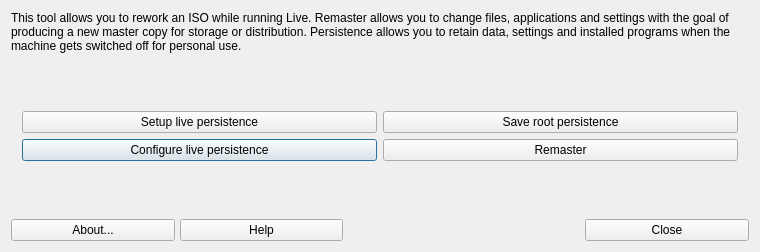
AdrianTM/mx-remastercc, file mxremastercc.ui: the form before one commit.
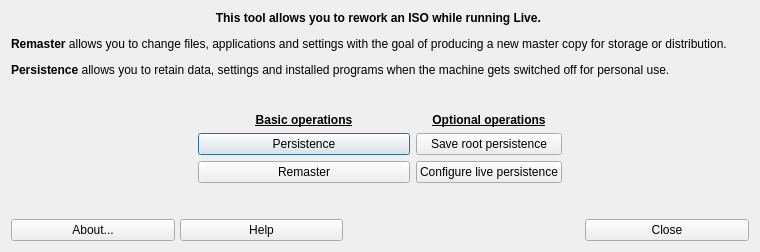
The form after the commit. Icons and pictures are not drawn.

```diff
--- a/mxremastercc.ui
+++ b/mxremastercc.ui
@@ -21,7 +21,7 @@
   <layout class="QGridLayout" name="gridLayout_2">
    <item row="0" column="0">
     <layout class="QGridLayout" name="gridLayout">
-     <item row="5" column="1" colspan="2">
+     <item row="7" column="2" colspan="2">
       <spacer name="verticalSpacer">
        <property name="orientation">
         <enum>Qt::Vertical</enum>
@@ -37,13 +37,13 @@
        </property>
       </spacer>
      </item>
-     <item row="3" column="0">
+     <item row="4" column="0">
       <spacer name="horizontalSpacer">
        <property name="orientation">
         <enum>Qt::Horizontal</enum>
        </property>
        <property name="sizeType">
-        <enum>QSizePolicy::Maximum</enum>
+        <enum>QSizePolicy::MinimumExpanding</enum>
        </property>
        <property name="sizeHint" stdset="0">
         <size>
@@ -53,22 +53,16 @@
        </property>
       </spacer>
      </item>
-     <item row="4" column="1">
-      <widget class="QPushButton" name="buttonConfigPersistence">
-       <property name="text">
-        <string>Configure live persistence</string>
-       </property>
-       <property name="icon">
-        <iconset theme="applications-system">
-         <normaloff/>
-        </iconset>
-       </property>
-      </widget>
-     </item>
-     <item row="3" column="1">
+     <item row="4" column="2">
       <widget class="QPushButton" name="buttonSetupPersistence">
+       <property name="minimumSize">
+        <size>
+         <width>212</width>
+         <height>0</height>
+        </size>
+       </property>
        <property name="text">
-        <string>Setup live persistence</string>
+        <string>Persistence</string>
        </property>
        <property name="icon">
         <iconset theme="applications-development">
@@ -80,7 +74,7 @@
        </property>
       </widget>
      </item>
-     <item row="3" column="2">
+     <item row="4" column="3">
       <widget class="QPushButton" name="buttonSaveRootPersist">
        <property name="text">
         <string>Save root persistence</string>
@@ -92,61 +86,49 @@
        </property>
       </widget>
      </item>
-     <item row="2" column="1" colspan="2">
-      <spacer name="verticalSpacer_2">
-       <property name="orientation">
-        <enum>Qt::Vertical</enum>
-       </property>
-       <property name="sizeType">
-        <enum>QSizePolicy::MinimumExpanding</enum>
-       </property>
-       <property name="sizeHint" stdset="0">
-        <size>
-         <width>20</width>
-         <height>20</height>
-        </size>
-       </property>
-      </spacer>
-     </item>
-     <item row="4" column="2">
-      <widget class="QPushButton" name="buttonRemaster">
-       <property name="text">
-        <string>Remaster</string>
-       </property>
-       <property name="icon">
-        <iconset theme="media-cdrom">
-         <normaloff/>
-        </iconset>
-       </property>
-      </widget>
-     </item>
-     <item row="3" column="3">
-      <spacer name="horizontalSpacer_2">
-       <property name="orientation">
-        <enum>Qt::Horizontal</enum>
-       </property>
-       <property name="sizeType">
-        <enum>QSizePolicy::Maximum</enum>
-       </property>
-       <property name="sizeHint" stdset="0">
-        <size>
-         <width>5</width>
-         <height>5</height>
-        </size>
-       </property>
-      </spacer>
-     </item>
-     <item row="1" column="0" colspan="4">
+     <item row="1" column="0" colspan="6">
       <widget class="QLabel" name="label">
        <property name="text">
-        <string>This tool allows you to rework an ISO while running Live. Remaster allows you to change files, applications and settings with the goal of producing a new master copy for storage or distribution. Persistence allows you to retain data, settings and installed programs when the machine gets switched off for personal use.</string>
+        <string>&lt;html&gt;&lt;head/&gt;&lt;body&gt;&lt;p align=&quot;center&quot;&gt;&lt;span style=&quot; font-weight:600;&quot;&gt;This tool allows you to rework an ISO while running Live. &lt;/span&gt;&lt;/p&gt;&lt;p&gt;&lt;span style=&quot; font-weight:600;&quot;&gt;Remaster&lt;/span&gt; allows you to change files, applications and settings with the goal of producing a new master copy for storage or distribution. &lt;/p&gt;&lt;p&gt;&lt;span style=&quot; font-weight:600;&quot;&gt;Persistence&lt;/span&gt; allows you to retain data, settings and installed programs when the machine gets switched off for personal use.&lt;/p&gt;&lt;/body&gt;&lt;/html&gt;</string>
        </property>
        <property name="wordWrap">
         <bool>true</bool>
        </property>
       </widget>
      </item>
-     <item row="6" column="0" colspan="4">
+     <item row="2" column="2" colspan="2">
+      <spacer name="verticalSpacer_2">
+       <property name="orientation">
+        <enum>Qt::Vertical</enum>
+       </property>
+       <property name="sizeType">
+        <enum>QSizePolicy::MinimumExpanding</enum>
+       </property>
+       <property name="sizeHint" stdset="0">
+        <size>
+         <width>20</width>
+         <height>20</height>
+        </size>
+       </property>
+      </spacer>
+     </item>
+     <item row="4" column="5">
+      <spacer name="horizontalSpacer_2">
+       <property name="orientation">
+        <enum>Qt::Horizontal</enum>
+       </property>
+       <property name="sizeType">
+        <enum>QSizePolicy::MinimumExpanding</enum>
+       </property>
+       <property name="sizeHint" stdset="0">
+        <size>
+         <width>5</width>
+         <height>5</height>
+        </size>
+       </property>
+      </spacer>
+     </item>
+     <item row="8" column="0" colspan="6">
       <layout class="QGridLayout" name="buttonBar" columnstretch="0,0,0,0,0,0,0,0,0">
        <property name="sizeConstraint">
         <enum>QLayout::SetDefaultConstraint</enum>
@@ -297,6 +279,50 @@
        </item>
       </layout>
      </item>
+     <item row="3" column="3">
+      <widget class="QLabel" name="label_3">
+       <property name="text">
+        <string>&lt;html&gt;&lt;head/&gt;&lt;body&gt;&lt;p&gt;&lt;span style=&quot; font-weight:600; text-decoration: underline;&quot;&gt;Optional operations&lt;/span&gt;&lt;/p&gt;&lt;/body&gt;&lt;/html&gt;</string>
+       </property>
+       <property name="alignment">
+        <set>Qt::AlignCenter</set>
+       </property>
+      </widget>
+     </item>
+     <item row="3" column="2">
+      <widget class="QLabel" name="label_2">
+       <property name="text">
+        <string>&lt;html&gt;&lt;head/&gt;&lt;body&gt;&lt;p&gt;&lt;span style=&quot; font-weight:600; text-decoration: underline;&quot;&gt;Basic operations&lt;/span&gt;&lt;/p&gt;&lt;/body&gt;&lt;/html&gt;</string>
+       </property>
+       <property name="alignment">
+        <set>Qt::AlignCenter</set>
+       </property>
+      </widget>
+     </item>
+     <item row="5" column="3">
+      <widget class="QPushButton" name="buttonConfigPersistence">
+       <property name="text">
+        <string>Configure live persistence</string>
+       </property>
+       <property name="icon">
+        <iconset theme="applications-system">
+         <normaloff/>
+        </iconset>
+       </property>
+      </widget>
+     </item>
+     <item row="5" column="2">
+      <widget class="QPushButton" name="buttonRemaster">
+       <property name="text">
+        <string>Remaster</string>
+       </property>
+       <property name="icon">
+        <iconset theme="media-cdrom">
+         <normaloff/>
+        </iconset>
+       </property>
+      </widget>
+     </item>
     </layout>
    </item>
   </layout>
```
